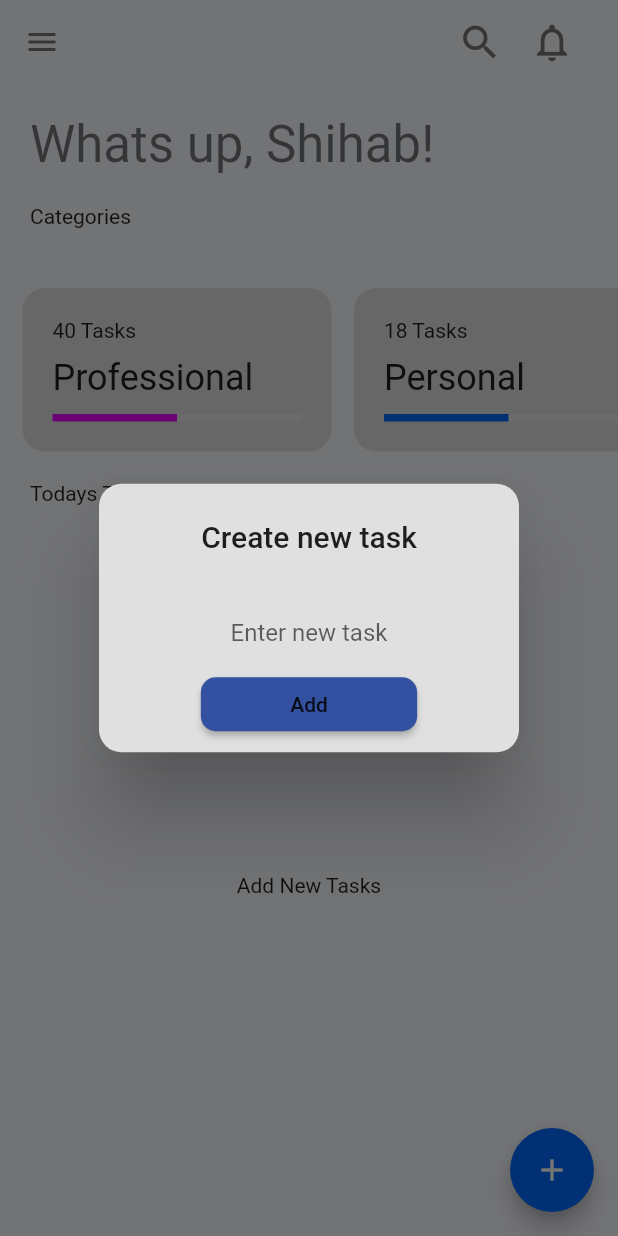
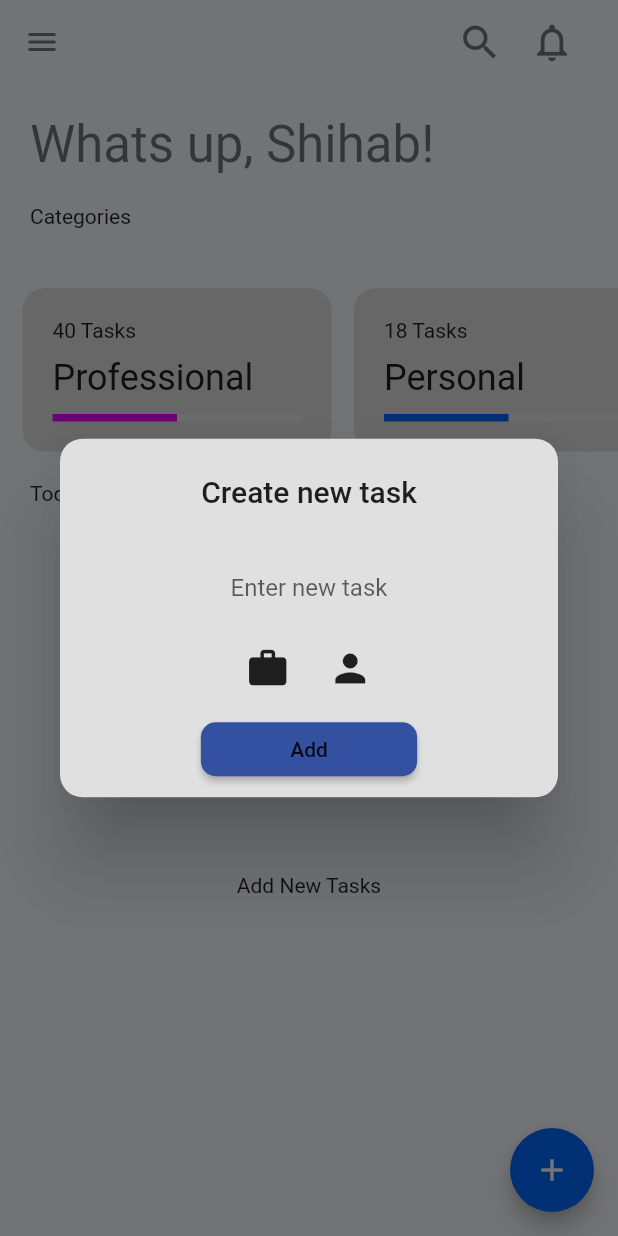
Before and after one commit to shihabksaleem/ToDo_riverpod, a Flutter app: the HomeScreen screen opened directly, after a tap on the "add" icon, on a phone screen of 412 x 824 dp. Run offline on Flutter 3.47's test engine with Material 2 defaults, Android fonts, the phone set to English and light mode, and no system bars; drawn by our look-alikes of flutter_advanced_drawer, percent_indicator; our stand-ins replace flutter_riverpod, flutter_slidable.

Commit message:
todo toggle property added

```diff
--- a/lib/main.dart
+++ b/lib/main.dart
@@ -1,6 +1,6 @@
 import 'package:flutter/material.dart';
 import 'package:flutter_riverpod/flutter_riverpod.dart';
-import 'package:todo_riverpod/view/home_screen.dart';
+import 'package:todo_riverpod/view/first_screen.dart';
 import 'package:todo_riverpod/utils/theme/my_app_theme.dart';
 
 void main(List<String> args) {
@@ -16,7 +16,7 @@ class MyApp extends StatelessWidget {
       darkTheme: MyAppTheme.darkTheme,
       themeMode: ThemeMode.system,
       debugShowCheckedModeBanner: false,
-      home: HomeScreen(),
+      home: FirstScreen(),
     );
   }
 }
--- /dev/null
+++ b/lib/utils/theme/button_theme.dart
@@ -0,0 +1,14 @@
+import 'package:flutter/material.dart';
+
+class MyButtomtheme {
+  static ElevatedButtonThemeData MyLightButtonTheme = ElevatedButtonThemeData(
+    style: ButtonStyle(
+      foregroundColor: MaterialStateProperty.all(Colors.grey.shade800),
+      backgroundColor: MaterialStateProperty.all(Colors.white54),
+      shape: MaterialStateProperty.all(
+        RoundedRectangleBorder(
+            borderRadius: BorderRadius.circular(10), side: BorderSide.none),
+      ),
+    ),
+  );
+}
--- a/lib/utils/theme/my_app_theme.dart
+++ b/lib/utils/theme/my_app_theme.dart
@@ -1,5 +1,6 @@
 import 'package:flutter/material.dart';
 import 'package:todo_riverpod/utils/theme/app_bar_theme.dart';
+import 'package:todo_riverpod/utils/theme/button_theme.dart';
 import 'package:todo_riverpod/utils/theme/text_theme.dart';
 
 class MyAppTheme {
@@ -13,7 +14,7 @@ class MyAppTheme {
       drawerTheme: DrawerThemeData(backgroundColor: Colors.grey.shade300),
       textTheme: MyTextTheme.lightTextTheme,
       cardColor: Colors.grey.shade300,
-  );
+      elevatedButtonTheme: MyButtomtheme.MyLightButtonTheme);
 
   static ThemeData darkTheme = ThemeData(
     brightness: Brightness.dark,
--- /dev/null
+++ b/lib/utils/widgets/add_task_popup.dart
@@ -0,0 +1,89 @@
+//
+import 'package:flutter/material.dart';
+import 'package:flutter_riverpod/flutter_riverpod.dart';
+import 'package:todo_riverpod/model/todo_model.dart';
+import 'package:todo_riverpod/view_model/providers/todo_notifier.dart';
+
+Future<dynamic> AddNewTaskPopup(BuildContext context, WidgetRef ref) {
+  final TextEditingController newtaskController = TextEditingController();
+  final todoList = ref.watch(todoProvider);
+  int id = todoList.length;
+  return showDialog(
+    context: context,
+    builder: (context) => AlertDialog(
+      shape: RoundedRectangleBorder(borderRadius: BorderRadius.circular(15)),
+      backgroundColor: Theme.of(context).cardColor,
+      title: Center(
+        child: Text('Create new task'),
+      ),
+      actions: [
+        TextField(
+          controller: newtaskController,
+          textAlign: TextAlign.center,
+          decoration: InputDecoration(
+            hintText: 'Enter new task',
+            enabledBorder: InputBorder.none,
+            focusedBorder: InputBorder.none,
+          ),
+        ),
+        SizedBox(
+          height: 15,
+        ),
+        Row(
+          mainAxisAlignment: MainAxisAlignment.center,
+          children: [
+            GestureDetector(
+              onTap: () {},
+              child: Icon(
+                Icons.work,
+                size: 30,
+              ),
+            ),
+            SizedBox(width: 25),
+            GestureDetector(
+              onTap: () {},
+              child: Icon(
+                Icons.person,
+                size: 30,
+              ),
+            )
+          ],
+        ),
+        SizedBox(
+          height: 15,
+        ),
+        Center(
+          child: SizedBox(
+            width: MediaQuery.of(context).size.width * .35,
+            child: ElevatedButton(
+              style: ButtonStyle(
+                  shape: MaterialStateProperty.all(RoundedRectangleBorder(
+                      borderRadius: BorderRadius.circular(10))),
+                  backgroundColor:
+                      MaterialStateProperty.all(Color(0xff3450a1))),
+              onPressed: () {
+                //Add new task to the list
+                if (newtaskController.text.trim().isEmpty) {
+                  return Navigator.pop(context);
+                } else {
+                  // to increment the id
+
+                  ref.read(todoProvider.notifier).addTask(TodoMOdel(
+                      index: id,
+                      category: 'Professional',
+                      taskName: newtaskController.text));
+                  Navigator.pop(context);
+                  print(id.toString());
+                }
+              },
+              child: Text(
+                'Add',
+                style: Theme.of(context).textTheme.labelLarge,
+              ),
+            ),
+          ),
+        ),
+      ],
+    ),
+  );
+}
--- a/lib/utils/widgets/custom_drawer.dart
+++ b/lib/utils/widgets/custom_drawer.dart
@@ -4,7 +4,7 @@ class CustomAppBar extends StatelessWidget {
   List drawerItemList = [
     {
       'icon': Icons.bookmark_outline,
-      'title': 'Templats',
+      'title': 'Templates',
     },
     {
       'icon': Icons.widgets_outlined,
@@ -12,7 +12,7 @@ class CustomAppBar extends StatelessWidget {
     },
     {
       'icon': Icons.data_usage,
-      'title': 'Templats',
+      'title': 'Analysis',
     }
   ];
   @override
--- a/lib/view/home_screen.dart
+++ b/lib/view/home_screen.dart
@@ -1,21 +1,15 @@
 import 'package:flutter/material.dart';
 import 'package:flutter_advanced_drawer/flutter_advanced_drawer.dart';
 import 'package:flutter_riverpod/flutter_riverpod.dart';
-import 'package:todo_riverpod/model/todo_model.dart';
+import 'package:todo_riverpod/utils/widgets/add_task_popup.dart';
 
 import 'package:todo_riverpod/utils/widgets/category_card.dart';
 import 'package:todo_riverpod/utils/widgets/custom_drawer.dart';
 import 'package:todo_riverpod/utils/widgets/task_checkbox_container.dart';
 import 'package:todo_riverpod/view_model/providers/todo_notifier.dart';
 
-final todoProvider =
-    StateNotifierProvider<TodoNotifier, List<TodoMOdel>>((ref) {
-  return TodoNotifier();
-});
-
 class HomeScreen extends ConsumerWidget {
   final _advancedDrawerController = AdvancedDrawerController();
-
   @override
   Widget build(BuildContext context, WidgetRef ref) {
     final todoList = ref.watch(todoProvider);
@@ -33,7 +27,7 @@ class HomeScreen extends ConsumerWidget {
       drawer: CustomAppBar(),
       child: Scaffold(
         floatingActionButton: FloatingActionButton(
-          onPressed: () => AddTaskPopup(context, ref),
+          onPressed: () => AddNewTaskPopup(context, ref),
           child: const Icon(Icons.add),
         ),
         appBar: AppBar(
@@ -71,7 +65,8 @@ class HomeScreen extends ConsumerWidget {
             )
           ],
         ),
-        body: Container(
+        body: SafeArea(
+          child: Container(
             child:
                 Column(crossAxisAlignment: CrossAxisAlignment.start, children: [
               Padding(
@@ -117,74 +112,23 @@ class HomeScreen extends ConsumerWidget {
               Expanded(
                   flex: 2,
                   child: todoList.isNotEmpty
-                    ? ListView.separated(
+                      ? Align(
+                          alignment: Alignment.topCenter,
+                          child: ListView.separated(
                               shrinkWrap: true,
+                              reverse: true,
                               padding: EdgeInsets.all(20),
                               itemBuilder: (context, index) =>
                                   TaskCheckboxContainer(index: index),
                               separatorBuilder: (context, index) => SizedBox(
                                     height: 10,
                                   ),
-                        itemCount: todoList.length)
+                              itemCount: todoList.length),
+                        )
                       : Center(child: Text('Add New Tasks'))),
             ]),
           ),
         ),
-    );
-  }
-
-//
-  Future<dynamic> AddTaskPopup(BuildContext context, WidgetRef ref) {
-    final TextEditingController newtaskController = TextEditingController();
-    final todoList = ref.watch(todoProvider);
-    int id = todoList.length;
-    return showDialog(
-      context: context,
-      builder: (context) => AlertDialog(
-        shape: RoundedRectangleBorder(borderRadius: BorderRadius.circular(15)),
-        backgroundColor: Theme.of(context).cardColor,
-        title: Center(child: Text('Create new task')),
-        actions: [
-          TextField(
-            controller: newtaskController,
-            textAlign: TextAlign.center,
-            decoration: InputDecoration(
-                hintText: 'Enter new task',
-                enabledBorder: InputBorder.none,
-                focusedBorder: InputBorder.none),
-          ),
-          Center(
-            child: SizedBox(
-              width: MediaQuery.of(context).size.width * .35,
-              child: ElevatedButton(
-                  style: ButtonStyle(
-                      shape: MaterialStateProperty.all(RoundedRectangleBorder(
-                          borderRadius: BorderRadius.circular(10))),
-                      backgroundColor:
-                          MaterialStateProperty.all(Color(0xff3450a1))),
-                  onPressed: () {
-                    //Add new task to the list
-                    if (newtaskController.text.trim() == null ||
-                        newtaskController.text.trim().isEmpty) {
-                      return Navigator.pop(context);
-                    } else {
-                      // to increment the id
-
-                      ref.read(todoProvider.notifier).addTask(TodoMOdel(
-                          index: id,
-                          category: 'Professional',
-                          taskName: newtaskController.text));
-                      Navigator.pop(context);
-                      print(id.toString());
-                    }
-                  },
-                  child: Text(
-                    'Add',
-                    style: Theme.of(context).textTheme.labelLarge,
-                  )),
-            ),
-          )
-        ],
       ),
     );
   }
--- a/lib/view_model/providers/todo_notifier.dart
+++ b/lib/view_model/providers/todo_notifier.dart
@@ -22,3 +22,8 @@ class TodoNotifier extends StateNotifier<List<TodoMOdel>> {
     ];
   }
 }
+
+final todoProvider =
+    StateNotifierProvider<TodoNotifier, List<TodoMOdel>>((ref) {
+  return TodoNotifier();
+});
```
Also changed, not shown: lib/utils/widgets/task_checkbox_container.dart (+9 -3 lines), lib/view/first_screen.dart (added, +68 -0 lines). Lines whose indentation alone changed are shown as unchanged.
